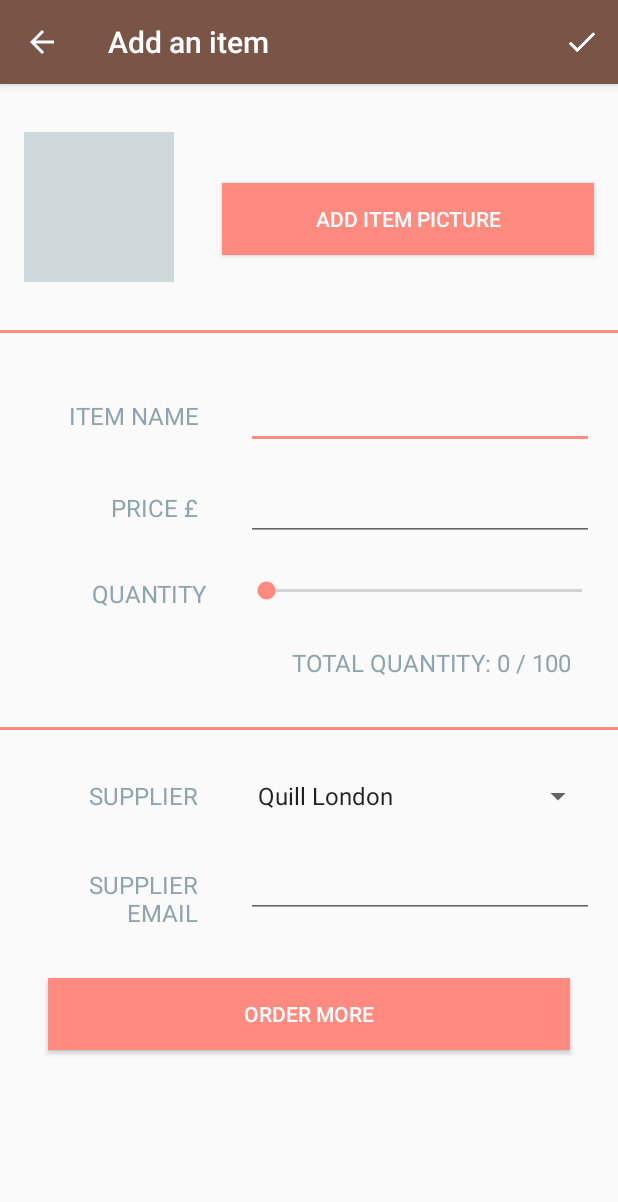
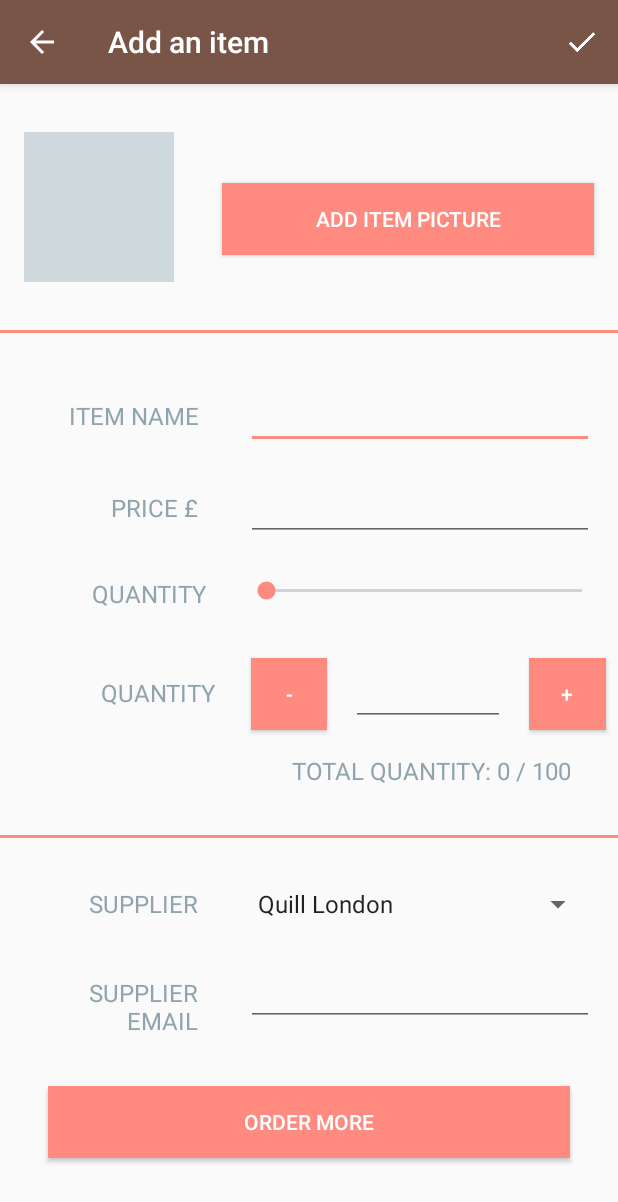
Before and after one commit to taml/inventory-app, an Android app: the AddEditActivity screen opened directly, with no data from a screen before it, on a phone screen of 412 x 824 dp. Shown: the top 1202 px of the screen. Run offline under Robolectric (Android 15) with nearby library versions, the phone set to English and light mode, and no system bars; 1 statement that could not run was skipped.

Commit message:
Added permissions.

```diff
--- a/app/src/main/AndroidManifest.xml
+++ b/app/src/main/AndroidManifest.xml
@@ -1,6 +1,8 @@
 <?xml version="1.0" encoding="utf-8"?>
 <manifest xmlns:android="http://schemas.android.com/apk/res/android"
     package="com.example.android.inventoryapp">
+    <uses-permission android:name="android.permission.MANAGE_DOCUMENTS"/>
+    <uses-permission android:name="android.permission.READ_EXTERNAL_STORAGE" />
 
     <application
         android:allowBackup="true"
--- a/app/src/main/java/com/example/android/inventoryapp/AddEditActivity.java
+++ b/app/src/main/java/com/example/android/inventoryapp/AddEditActivity.java
@@ -148,6 +148,8 @@ public class AddEditActivity extends AppCompatActivity implements LoaderManager.
 
         if (Build.VERSION.SDK_INT < 19) {
             intent = new Intent(Intent.ACTION_GET_CONTENT);
+        } else if (){
+
         } else {
             intent = new Intent(Intent.ACTION_OPEN_DOCUMENT);
             intent.addCategory(Intent.CATEGORY_OPENABLE);
@@ -233,7 +235,7 @@ public class AddEditActivity extends AppCompatActivity implements LoaderManager.
     private boolean validation() {
         String name = mItemNameEditText.getText().toString().trim();
         String supplierEmail = mItemSupplierEmailEditText.getText().toString();
-        if (name.length() != 0 && mQuantity >= 0 && mQuantity <= 100 && mSupplier >= 0 && mSupplier <= 4
+        if (mImageUri != null && name.length() != 0 && mQuantity >= 0 && mQuantity <= 100 && mSupplier >= 0 && mSupplier <= 4
                 && supplierEmail.length() != 0) {
             return true;
         } else {
--- a/app/src/main/res/layout/activity_add_edit.xml
+++ b/app/src/main/res/layout/activity_add_edit.xml
@@ -139,6 +139,59 @@
         android:layout_height="wrap_content">
 
         <TextView
+            style="@style/TextStyle"
+            android:layout_margin="@dimen/small"
+            android:text="@string/quantity"
+            android:layout_width="0dp"
+            android:layout_weight="2.5"
+            android:gravity="right"
+            android:layout_height="wrap_content" />
+        <Button
+            android:id="@+id/decrease_quantity"
+            android:text="@string/decrease"
+            android:background="@color/colorAccent"
+            android:textColor="@android:color/white"
+            android:layout_marginTop="@dimen/small"
+            android:layout_marginLeft="@dimen/xsmall"
+            android:layout_marginRight="@dimen/xsmall"
+            android:layout_marginBottom="@dimen/xsmall"
+            android:layout_width="0dp"
+            android:layout_weight="1"
+            android:layout_height="wrap_content">
+        </Button>
+
+        <EditText
+            android:id="@+id/quamtity_edit_text"
+            android:layout_marginTop="@dimen/small"
+            android:layout_marginLeft="@dimen/xsmall"
+            android:layout_marginRight="@dimen/xsmall"
+            android:layout_marginBottom="@dimen/xsmall"
+            android:layout_weight="2"
+            android:layout_width="0dp"
+            android:layout_height="wrap_content" />
+
+        <Button
+            android:id="@+id/increase_quantity"
+            android:text="@string/increase"
+            android:background="@color/colorAccent"
+            android:textColor="@android:color/white"
+            android:layout_marginTop="@dimen/small"
+            android:layout_marginLeft="@dimen/xsmall"
+            android:layout_marginRight="@dimen/xsmall"
+            android:layout_marginBottom="@dimen/xsmall"
+            android:layout_width="0dp"
+            android:layout_weight="1"
+            android:layout_height="wrap_content">
+        </Button>
+
+    </LinearLayout>
+
+    <LinearLayout
+        android:orientation="horizontal"
+        android:layout_width="match_parent"
+        android:layout_height="wrap_content">
+
+        <TextView
             android:id="@+id/total_quantity"
             style="@style/TextStyle"
             android:layout_marginTop="@dimen/xsmall"
--- a/app/src/main/res/values/strings.xml
+++ b/app/src/main/res/values/strings.xml
@@ -42,6 +42,12 @@
 
     <!-- Text for item quantity [CHAR LIMIT=20] -->
     <string name="quantity">Quantity</string>
+
+    <!-- Button text for decreasing quantity [CHAR LIMIT=20] -->
+    <string name="decrease">-</string>
+
+    <!-- Button text for increasing quantity [CHAR LIMIT=20] -->
+    <string name="increase">+</string>
 
     <!-- Text for total item quantity [CHAR LIMIT=NONE] -->
     <string name="total_quantity">Total Quantity: <xliff:g id="quantityNo" example="2">%d</xliff:g> / 100 </string>
@@ -89,7 +95,7 @@
     <string name="success_updating">Inventory item successfully updated :) !</string>
 
     <!-- Toast text for error validating item fields [CHAR LIMIT=NONE] -->
-    <string name="save_validation">Please make sure your item has a name, quantity, supplier and supplier email assigned.</string>
+    <string name="save_validation">Please make sure your item has an image, a name, quantity, supplier and supplier email assigned.</string>
 
     <!-- Email intent subject [CHAR LIMIT=NONE] -->
     <string name="order_to">Order for <xliff.g id="supplier_name" example="Quill London">%s</xliff.g></string>
```
